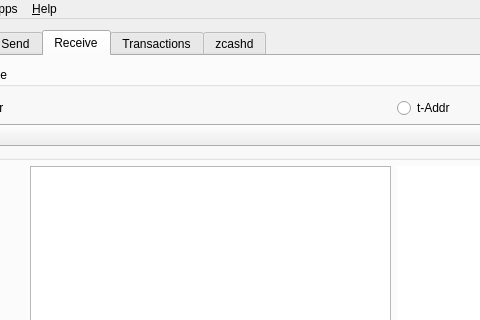
This is src/mainwindow.ui in matasov/arkwallet as Qt 5 draws it before an edit; both pictures show x 90 to 570 and y 0 to 320 of the 968 by 616 pixel window. The edited form follows.
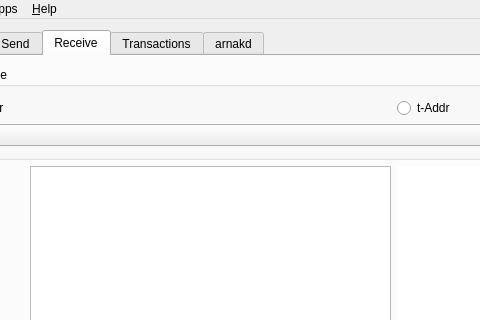
This is the edited form. Icons and pictures are not drawn. Custom widgets are drawn as their Qt base class.

What changed in the file:
```diff
--- a/src/mainwindow.ui
+++ b/src/mainwindow.ui
@@ -905,7 +905,7 @@
       </widget>
       <widget class="QWidget" name="tab_5">
        <attribute name="title">
-        <string>zcashd</string>
+        <string>arnakd</string>
        </attribute>
        <layout class="QVBoxLayout" name="verticalLayout_7">
         <item>
```
